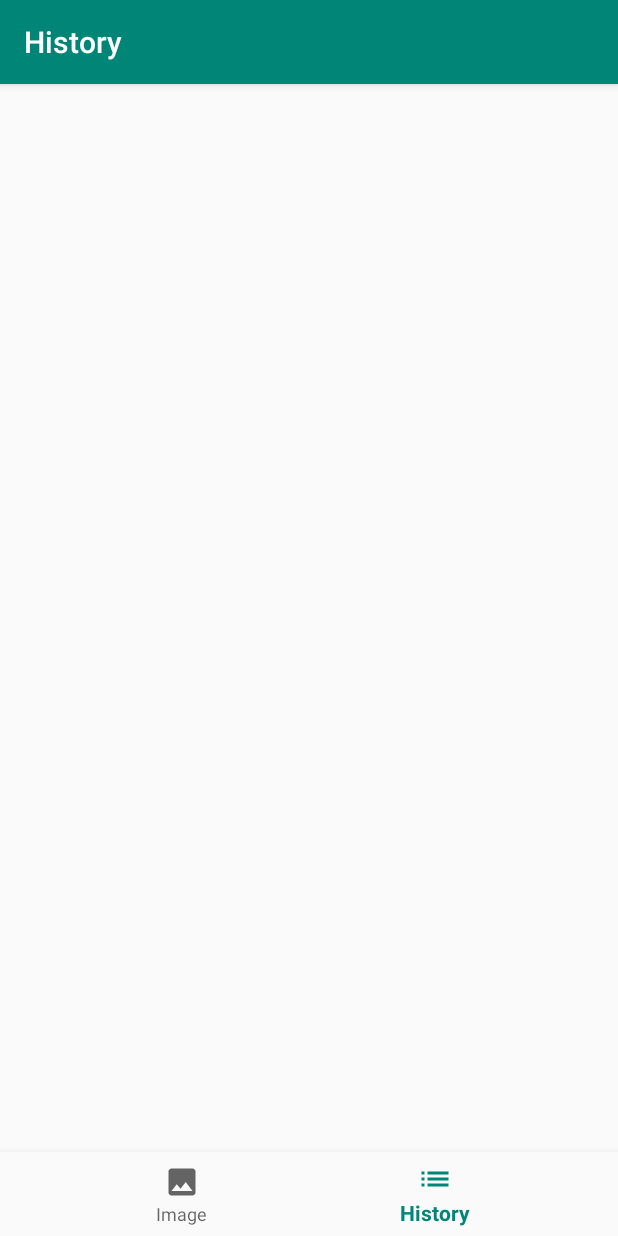
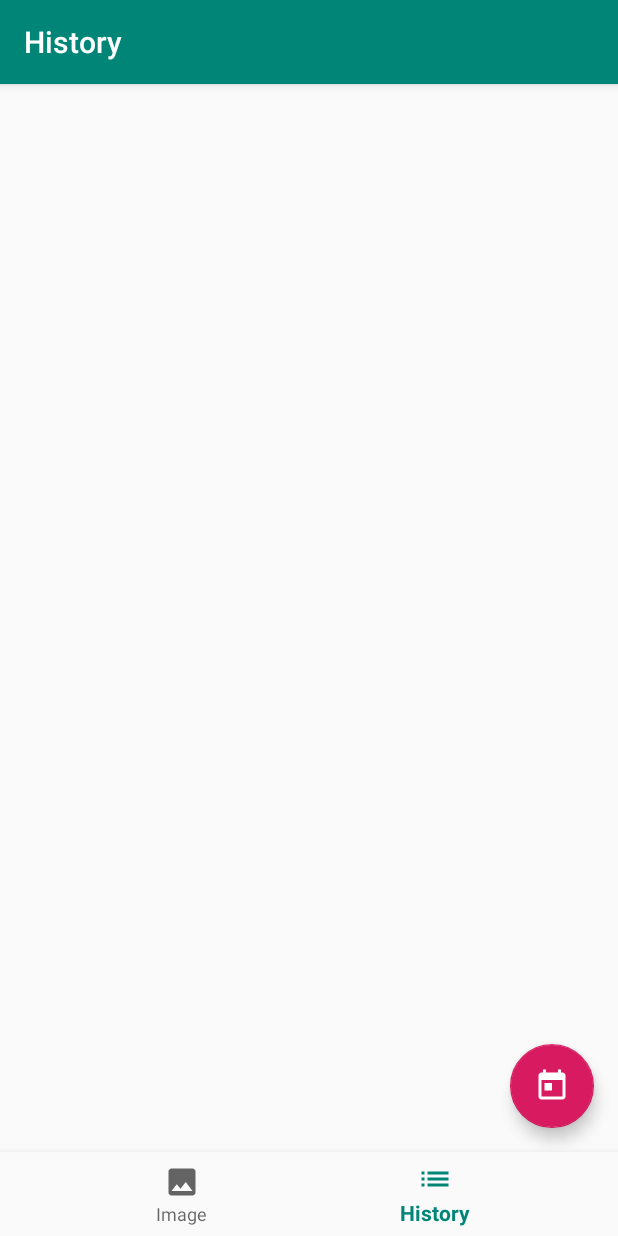
Before and after one commit to stevezun/nasa-apod-v2, an Android app: the screen it shows after launch (MainActivity), item 2 of the bottom bar chosen, on a phone screen of 412 x 824 dp. Run offline under Robolectric (Android 15) with nearby library versions, the phone set to English and light mode, and no system bars; our stand-ins replace Picasso, Room's generated code, RxJava, navigation-ui; libraries missing offline, so code that uses them is left out: com.facebook.stetho; network calls fail; pictures from the network do not load; 1 statement that could not run was skipped.

Commit message:
Refactor loading to activity. (in progress)

```diff
--- a/app/src/main/java/edu/cnm/deepdive/nasaapod/controller/ImageFragment.java
+++ b/app/src/main/java/edu/cnm/deepdive/nasaapod/controller/ImageFragment.java
@@ -31,8 +31,6 @@ public class ImageFragment extends Fragment {
 
   private WebView contentView;
   private MainViewModel viewModel;
-  private ProgressBar loading;
-  private FloatingActionButton calendar;
   private Apod apod;
 
   @Override
@@ -46,10 +44,7 @@ public class ImageFragment extends Fragment {
   public View onCreateView(@NonNull LayoutInflater inflater,
       ViewGroup container, Bundle savedInstanceState) {
     View root = inflater.inflate(R.layout.fragment_image, container, false);
-    loading = root.findViewById(R.id.loading);
-    calendar = root.findViewById(R.id.calendar);
     setupWebView(root);
-    setupCalendarPicker(Calendar.getInstance());
     return root;
   }
 
@@ -60,13 +55,10 @@ public class ImageFragment extends Fragment {
     viewModel.getApod().observe(getViewLifecycleOwner(),
         (apod) -> {
           contentView.loadUrl(apod.getUrl());
-          Calendar calendar = Calendar.getInstance();
-          calendar.setTime(apod.getDate());
-          setupCalendarPicker(calendar);
           this.apod = apod;
         });
     viewModel.getThrowable().observe(getViewLifecycleOwner(), (throwable) -> {
-      loading.setVisibility(View.GONE);
+      ((MainActivity) getActivity()).setProgressVisibility(View.GONE);
       Toast toast = Toast.makeText(getActivity(),
           getString(R.string.error_message, throwable.getMessage()), Toast.LENGTH_LONG);
       toast.setGravity(Gravity.BOTTOM, 0,
@@ -114,7 +106,7 @@ public class ImageFragment extends Fragment {
 
       @Override
       public void onPageFinished(WebView view, String url) {
-        loading.setVisibility(View.GONE);
+        ((MainActivity) getActivity()).setProgressVisibility(View.GONE);
         Toast toast = Toast.makeText(getActivity(), apod.getTitle(), Toast.LENGTH_LONG);
         toast.setGravity(Gravity.BOTTOM, 0, (int) getContext().getResources()
             .getDimensionPixelOffset(R.dimen.toast_vertical_margin));
@@ -130,17 +122,4 @@ public class ImageFragment extends Fragment {
     settings.setLoadWithOverviewMode(true);
   }
 
-  private void setupCalendarPicker(Calendar calendar) {
-    this.calendar.setOnClickListener((v) -> {
-      DateTimePickerFragment fragment = new DateTimePickerFragment();
-      fragment.setCalendar(calendar);
-      fragment.setMode(Mode.DATE);
-      fragment.setOnChangeListener((cal) -> {
-        loading.setVisibility(View.VISIBLE);
-        viewModel.setApodDate(cal.getTime());
-      });
-      fragment.show(getChildFragmentManager(), fragment.getClass().getName());
-    });
-  }
-
 }
--- a/app/src/main/java/edu/cnm/deepdive/nasaapod/controller/MainActivity.java
+++ b/app/src/main/java/edu/cnm/deepdive/nasaapod/controller/MainActivity.java
@@ -1,29 +1,79 @@
 package edu.cnm.deepdive.nasaapod.controller;
 
 import android.os.Bundle;
+import android.view.View;
+import android.widget.ProgressBar;
+import androidx.lifecycle.ViewModelProvider;
 import com.google.android.material.bottomnavigation.BottomNavigationView;
 import androidx.appcompat.app.AppCompatActivity;
 import androidx.navigation.NavController;
 import androidx.navigation.Navigation;
 import androidx.navigation.ui.AppBarConfiguration;
 import androidx.navigation.ui.NavigationUI;
+import com.google.android.material.floatingactionbutton.FloatingActionButton;
+import edu.cnm.deepdive.android.DateTimePickerFragment;
+import edu.cnm.deepdive.android.DateTimePickerFragment.Mode;
 import edu.cnm.deepdive.nasaapod.R;
+import edu.cnm.deepdive.nasaapod.viewmodel.MainViewModel;
+import java.util.Calendar;
+import java.util.Date;
 
 public class MainActivity extends AppCompatActivity {
+
+  private MainViewModel viewModel;
+  private BottomNavigationView navView;
+  private NavController navController;
+  private ProgressBar loading;
+  private FloatingActionButton calendarFab;
+  private Calendar calendar;
 
   @Override
   protected void onCreate(Bundle savedInstanceState) {
     super.onCreate(savedInstanceState);
     setContentView(R.layout.activity_main);
-    BottomNavigationView navView = findViewById(R.id.nav_view);
+    setupNavigation();
+    setupViewModel();
+    loading = findViewById(R.id.loading);
+    setupCalendarPicker();
+  }
+
+  private void setupViewModel() {
+    viewModel = new ViewModelProvider(this).get(MainViewModel.class);
+    viewModel.getApod().observe(this, (apod) -> calendar.setTime(apod.getDate()));
+  }
+
+  private void setupNavigation() {
+    navView = findViewById(R.id.nav_view);
     // Passing each menu ID as a set of Ids because each
     // menu should be considered as top level destinations.
     AppBarConfiguration appBarConfiguration = new AppBarConfiguration.Builder(
         R.id.navigation_image, R.id.navigation_history)
         .build();
-    NavController navController = Navigation.findNavController(this, R.id.nav_host_fragment);
+    navController = Navigation.findNavController(this, R.id.nav_host_fragment);
     NavigationUI.setupActionBarWithNavController(this, navController, appBarConfiguration);
     NavigationUI.setupWithNavController(navView, navController);
   }
 
+  public void loadApod(Date date) {
+    setProgressVisibility(View.VISIBLE);
+    viewModel.setApodDate(date);
+    navController.navigate(R.id.navigation_image);
+  }
+
+  public void setProgressVisibility(int visibility) {
+    loading.setVisibility(visibility);
+  }
+
+  private void setupCalendarPicker() {
+    calendar = Calendar.getInstance();
+    calendarFab = findViewById(R.id.calendar_fab);
+    calendarFab.setOnClickListener((v) -> {
+      DateTimePickerFragment fragment = new DateTimePickerFragment();
+      fragment.setCalendar(calendar);
+      fragment.setMode(Mode.DATE);
+      fragment.setOnChangeListener((cal) -> loadApod(cal.getTime()));
+      fragment.show(getSupportFragmentManager(), fragment.getClass().getName());
+    });
+  }
+
 }
--- a/app/src/main/res/layout/activity_main.xml
+++ b/app/src/main/res/layout/activity_main.xml
@@ -30,4 +30,23 @@
     app:layout_constraintTop_toTopOf="parent"
     app:navGraph="@navigation/mobile_navigation"/>
 
+  <com.google.android.material.floatingactionbutton.FloatingActionButton
+    android:id="@+id/calendar_fab"
+    android:layout_width="wrap_content"
+    android:layout_height="wrap_content"
+    android:src="@drawable/ic_today"
+    app:layout_constraintEnd_toEndOf="parent"
+    app:layout_constraintBottom_toTopOf="@id/nav_view"
+    android:layout_margin="16dp"/>
+
+  <ProgressBar
+    android:id="@+id/loading"
+    android:layout_width="wrap_content"
+    android:layout_height="wrap_content"
+    android:visibility="visible"
+    app:layout_constraintTop_toTopOf="parent"
+    app:layout_constraintStart_toStartOf="parent"
+    app:layout_constraintEnd_toEndOf="parent"
+    app:layout_constraintBottom_toBottomOf="parent"/>
+
 </androidx.constraintlayout.widget.ConstraintLayout>
```
Also changed, not shown: app/src/main/res/layout/fragment_image.xml (+0 -17 lines).
